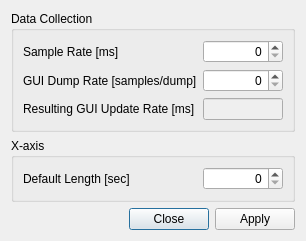
The window that icepaposc/ui/dialog_settings.ui (valerixb/IcepapOSC) describes before a commit, drawn with Qt 5.
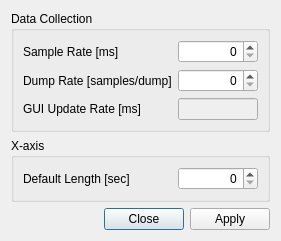
The same window after the commit.

Commit message: Removed the possibility to open two settings dialogs.

```diff
--- a/icepaposc/ui/dialog_settings.ui
+++ b/icepaposc/ui/dialog_settings.ui
@@ -24,7 +24,7 @@
       <item row="2" column="1">
        <widget class="QLabel" name="labelGuiRate">
         <property name="text">
-         <string>Resulting GUI Update Rate [ms]</string>
+         <string>GUI Update Rate [ms]</string>
         </property>
        </widget>
       </item>
@@ -104,7 +104,7 @@
       <item row="1" column="1">
        <widget class="QLabel" name="labelDumpRate">
         <property name="text">
-         <string>GUI Dump Rate [samples/dump]</string>
+         <string>Dump Rate [samples/dump]</string>
         </property>
        </widget>
       </item>
```
The commit also changes 4 other files.
